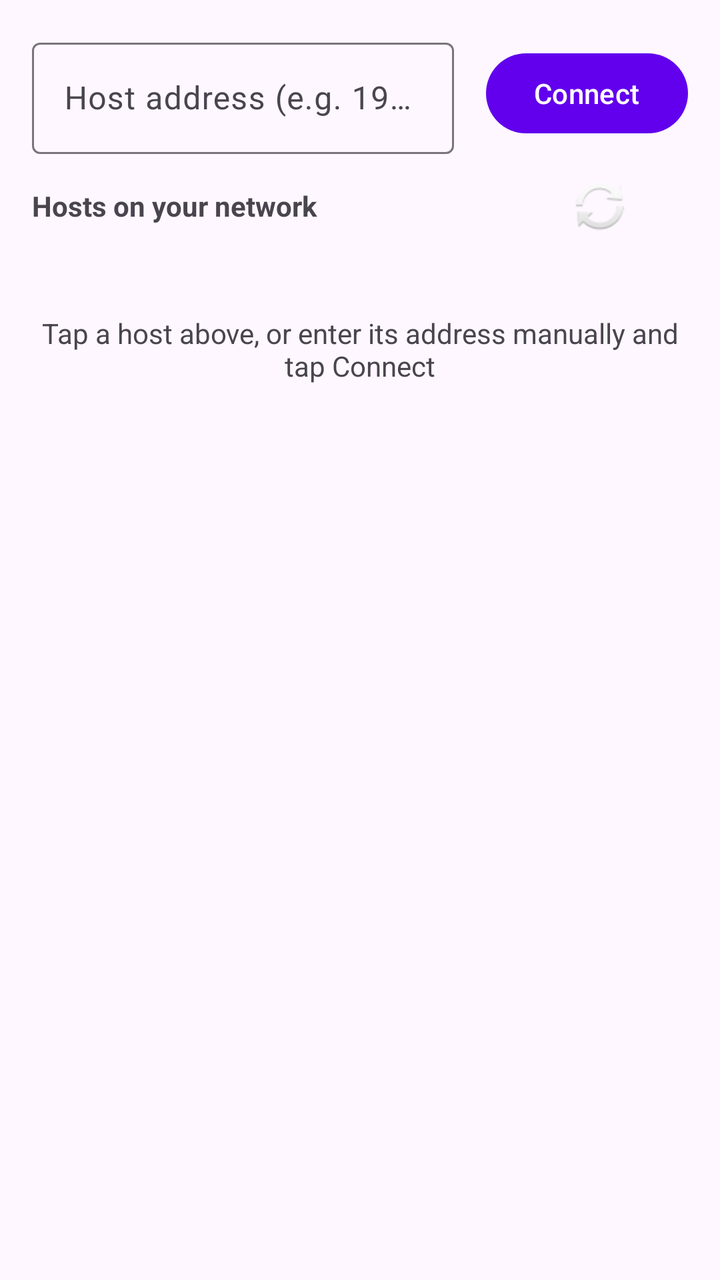
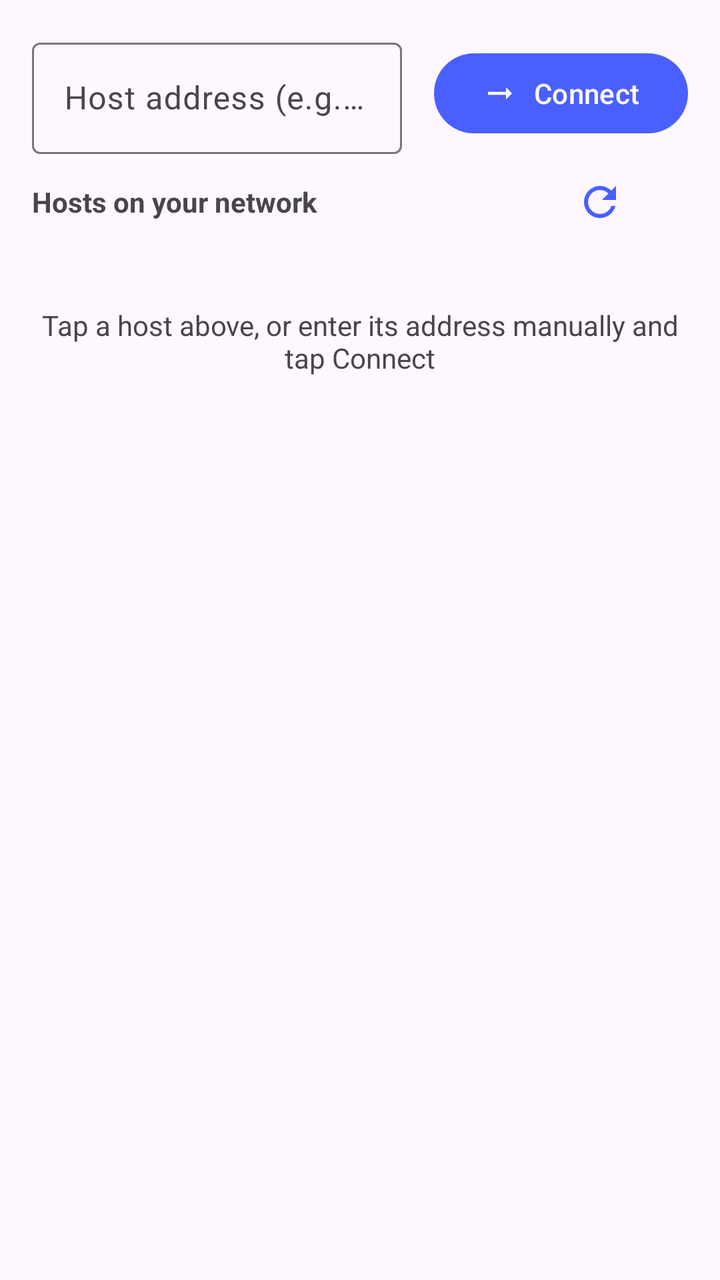

Screens rendered from an Android XML layout before and after an edit, with the pre-edit source and the edit as a unified diff.
<!-- AndroidManifest.xml: application theme Theme.VideoStreamLocal -->
<!-- res/layout/activity_watch.xml -->
<?xml version="1.0" encoding="utf-8"?>
<androidx.constraintlayout.widget.ConstraintLayout xmlns:android="http://schemas.android.com/apk/res/android"
    xmlns:app="http://schemas.android.com/apk/res-auto"
    xmlns:tools="http://schemas.android.com/tools"
    android:layout_width="match_parent"
    android:layout_height="match_parent"
    tools:context=".WatchActivity">

    <com.google.android.material.textfield.TextInputLayout
        android:id="@+id/addressInputLayout"
        android:layout_width="0dp"
        android:layout_height="wrap_content"
        android:layout_margin="16dp"
        android:hint="@string/watch_address_hint"
        app:layout_constraintTop_toTopOf="parent"
        app:layout_constraintStart_toStartOf="parent"
        app:layout_constraintEnd_toStartOf="@id/connectButton">

        <com.google.android.material.textfield.TextInputEditText
            android:id="@+id/addressInput"
            android:layout_width="match_parent"
            android:layout_height="wrap_content"
            android:inputType="textUri"
            android:imeOptions="actionGo"
            android:singleLine="true" />

    </com.google.android.material.textfield.TextInputLayout>

    <com.google.android.material.button.MaterialButton
        android:id="@+id/connectButton"
        android:layout_width="wrap_content"
        android:layout_height="wrap_content"
        android:layout_marginEnd="16dp"
        android:text="@string/watch_connect"
        app:layout_constraintTop_toTopOf="@id/addressInputLayout"
        app:layout_constraintBottom_toBottomOf="@id/addressInputLayout"
        app:layout_constraintEnd_toEndOf="parent" />

    <ProgressBar
        android:id="@+id/loadingProgress"
        style="?android:attr/progressBarStyleHorizontal"
        android:layout_width="0dp"
        android:layout_height="wrap_content"
        android:indeterminate="true"
        android:visibility="gone"
        app:layout_constraintTop_toBottomOf="@id/addressInputLayout"
        app:layout_constraintStart_toStartOf="parent"
        app:layout_constraintEnd_toEndOf="parent" />

    <ScrollView
        android:id="@+id/preConnectSection"
        android:layout_width="0dp"
        android:layout_height="0dp"
        app:layout_constraintTop_toBottomOf="@id/loadingProgress"
        app:layout_constraintBottom_toBottomOf="parent"
        app:layout_constraintStart_toStartOf="parent"
        app:layout_constraintEnd_toEndOf="parent">

        <LinearLayout
            android:layout_width="match_parent"
            android:layout_height="wrap_content"
            android:orientation="vertical"
            android:paddingLeft="16dp"
            android:paddingRight="16dp"
            android:paddingBottom="16dp">

            <LinearLayout
                android:layout_width="match_parent"
                android:layout_height="wrap_content"
                android:gravity="center_vertical"
                android:orientation="horizontal">

                <TextView
                    android:layout_width="0dp"
                    android:layout_height="wrap_content"
                    android:layout_weight="1"
                    android:text="@string/watch_discovery_title"
                    android:textStyle="bold" />

                <ProgressBar
                    android:id="@+id/discoveryProgress"
                    android:layout_width="20dp"
                    android:layout_height="20dp"
                    android:layout_marginEnd="8dp"
                    android:indeterminate="true"
                    android:visibility="gone" />

                <ImageButton
                    android:id="@+id/discoveryRefreshButton"
                    style="?android:attr/borderlessButtonStyle"
                    android:layout_width="wrap_content"
                    android:layout_height="wrap_content"
                    android:contentDescription="@string/watch_discovery_refresh"
                    android:src="@android:drawable/ic_popup_sync" />

            </LinearLayout>

            <LinearLayout
                android:id="@+id/discoveredHostsList"
                android:layout_width="match_parent"
                android:layout_height="wrap_content"
                android:layout_marginTop="4dp"
                android:orientation="vertical" />

            <TextView
                android:id="@+id/discoveryEmptyText"
                android:layout_width="match_parent"
                android:layout_height="wrap_content"
                android:layout_marginTop="4dp"
                android:text="@string/watch_discovery_empty"
                android:textColor="?android:attr/textColorSecondary"
                android:textSize="13sp"
                android:visibility="gone"
                tools:visibility="visible" />

            <TextView
                android:id="@+id/watchHintText"
                android:layout_width="match_parent"
                android:layout_height="wrap_content"
                android:layout_marginTop="24dp"
                android:gravity="center"
                android:text="@string/watch_hint" />

        </LinearLayout>

    </ScrollView>

    <WebView
        android:id="@+id/webView"
        android:layout_width="0dp"
        android:layout_height="0dp"
        android:visibility="gone"
        app:layout_constraintTop_toBottomOf="@id/loadingProgress"
        app:layout_constraintBottom_toBottomOf="parent"
        app:layout_constraintStart_toStartOf="parent"
        app:layout_constraintEnd_toEndOf="parent" />

</androidx.constraintlayout.widget.ConstraintLayout>
<!-- resources referenced by this layout -->
<resources>
  <string name="watch_address_hint">Host address (e.g. 192.168.1.23)</string>
  <string name="watch_connect">Connect</string>
  <string name="watch_discovery_empty">No hosts found yet — you can also enter the address manually below.</string>
  <string name="watch_discovery_refresh">Search again</string>
  <string name="watch_discovery_title">Hosts on your network</string>
  <string name="watch_hint">Tap a host above, or enter its address manually and tap Connect</string>
  <style name="Theme.VideoStreamLocal" parent="Theme.Material3.DayNight.NoActionBar">
          <item name="colorPrimary">@color/purple_500</item>
      </style>
  <color name="purple_500">#FF6200EE</color>
</resources>

<!-- the commit's change to res/layout/activity_watch.xml (unified diff, before → after) -->
@@ -32,6 +32,7 @@
         android:layout_height="wrap_content"
         android:layout_marginEnd="16dp"
         android:text="@string/watch_connect"
+        app:icon="@drawable/ic_arrow_forward"
         app:layout_constraintTop_toTopOf="@id/addressInputLayout"
         app:layout_constraintBottom_toBottomOf="@id/addressInputLayout"
         app:layout_constraintEnd_toEndOf="parent" />
@@ -91,7 +92,8 @@
                     android:layout_width="wrap_content"
                     android:layout_height="wrap_content"
                     android:contentDescription="@string/watch_discovery_refresh"
-                    android:src="@android:drawable/ic_popup_sync" />
+                    android:src="@drawable/ic_refresh"
+                    app:tint="?attr/colorPrimary" />
 
             </LinearLayout>
 
<!-- resource entries referenced after the edit -->
@@ -1,5 +1,25 @@
 <!-- resources referenced by this layout -->
 <resources>
+  <!-- drawable ic_arrow_forward (drawable) -->
+  <vector xmlns:android="http://schemas.android.com/apk/res/android"
+      android:width="24dp"
+      android:height="24dp"
+      android:viewportWidth="24"
+      android:viewportHeight="24">
+      <path
+          android:fillColor="#FF000000"
+          android:pathData="M16.01,11H4v2h12.01v3L20,12l-3.99,-4z" />
+  </vector>
+  <!-- drawable ic_refresh (drawable) -->
+  <vector xmlns:android="http://schemas.android.com/apk/res/android"
+      android:width="24dp"
+      android:height="24dp"
+      android:viewportWidth="24"
+      android:viewportHeight="24">
+      <path
+          android:fillColor="#FF000000"
+          android:pathData="M17.65,6.35C16.2,4.9 14.21,4 12,4c-4.42,0 -7.99,3.58 -7.99,8s3.57,8 7.99,8c3.73,0 6.84,-2.55 7.73,-6h-2.08c-0.82,2.33 -3.04,4 -5.65,4 -3.31,0 -6,-2.69 -6,-6s2.69,-6 6,-6c1.66,0 3.14,0.69 4.22,1.78L13,11h7V4l-2.35,2.35z" />
+  </vector>
   <string name="watch_address_hint">Host address (e.g. 192.168.1.23)</string>
   <string name="watch_connect">Connect</string>
   <string name="watch_discovery_empty">No hosts found yet — you can also enter the address manually below.</string>
@@ -7,8 +27,8 @@
   <string name="watch_discovery_title">Hosts on your network</string>
   <string name="watch_hint">Tap a host above, or enter its address manually and tap Connect</string>
   <style name="Theme.VideoStreamLocal" parent="Theme.Material3.DayNight.NoActionBar">
-          <item name="colorPrimary">@color/purple_500</item>
+          <item name="colorPrimary">@color/brand_primary</item>
       </style>
-  <color name="purple_500">#FF6200EE</color>
+  <color name="brand_primary">#4A5FFF</color>
 </resources>
 
